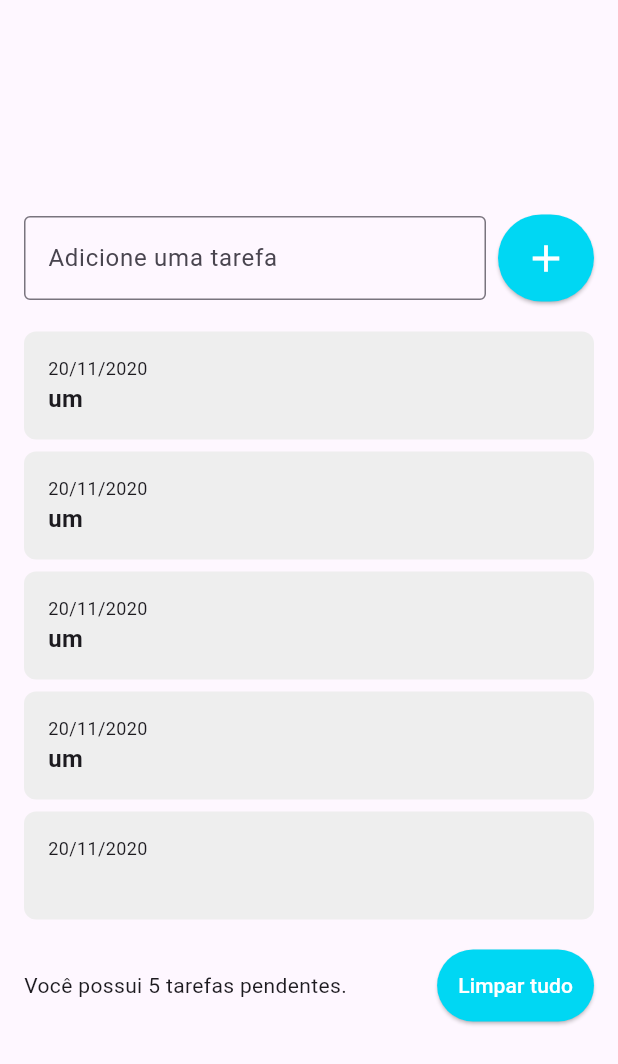
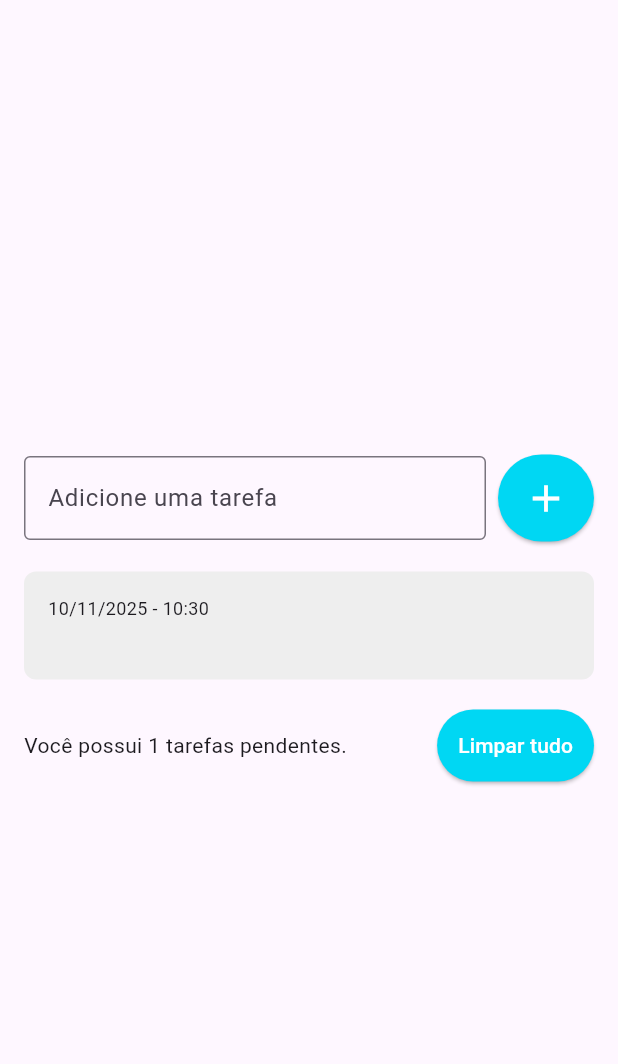
Before and after one commit to niltinfilho/curso-flutter-startto, a Flutter app: the screen it shows after launch, after a tap on the "add" icon, on a phone screen of 412 x 824 dp. Shown: the top 1064 px of the screen. Run offline on Flutter 3.47's test engine with Material 3 defaults, Android fonts, the phone set to English and light mode, and no system bars.

Commit message:
Trabalhando com Datas e Horas

```diff
--- /dev/null
+++ b/todo_list/lib/models/todo.dart
@@ -0,0 +1,6 @@
+class Todo {
+  Todo({required this.title, required this.dateTime});
+
+  String title;
+  DateTime dateTime;
+}
--- a/todo_list/lib/pages/todo_list_page.dart
+++ b/todo_list/lib/pages/todo_list_page.dart
@@ -1,4 +1,5 @@
 import 'package:flutter/material.dart';
+import 'package:todo_list/models/todo.dart';
 import 'package:todo_list/widgets/todo_list_item.dart';
 
 class TodoListPage extends StatefulWidget {
@@ -11,12 +12,7 @@ class TodoListPage extends StatefulWidget {
 class _TodoListPageState extends State<TodoListPage> {
   final TextEditingController todoController = TextEditingController();
 
-  List<String> todos = [
-    "um",
-    "um",
-    "um",
-    "um",
-  ];
+  List<Todo> todos = [];
 
   @override
   Widget build(BuildContext context) {
@@ -45,7 +41,11 @@ class _TodoListPageState extends State<TodoListPage> {
                       onPressed: () {
                         String text = todoController.text;
                         setState(() {
-                          todos.add(text);
+                          Todo newTodo = Todo(
+                            title: text,
+                            dateTime: DateTime.now(),
+                          );
+                          todos.add(newTodo);
                         });
                         todoController.clear();
                       },
@@ -66,9 +66,9 @@ class _TodoListPageState extends State<TodoListPage> {
                   child: ListView(
                     shrinkWrap: true,
                     children: [
-                      for (String todo in todos)
+                      for (Todo todo in todos)
                         TodoListItem(
-                          title: todo,
+                          todo: todo,
                         ),
                     ],
                   ),
--- a/todo_list/lib/widgets/todo_list_item.dart
+++ b/todo_list/lib/widgets/todo_list_item.dart
@@ -1,9 +1,11 @@
 import 'package:flutter/material.dart';
+import 'package:intl/intl.dart';
+import 'package:todo_list/models/todo.dart';
 
 class TodoListItem extends StatelessWidget {
-  const TodoListItem({super.key, required this.title});
+  const TodoListItem({super.key, required this.todo});
 
-  final String title;
+  final Todo todo;
 
   @override
   Widget build(BuildContext context) {
@@ -19,11 +21,11 @@ class TodoListItem extends StatelessWidget {
         crossAxisAlignment: CrossAxisAlignment.start,
         children: [
           Text(
-            '20/11/2020',
+            DateFormat('dd/MM/yyyy - HH:mm').format(todo.dateTime),
             style: TextStyle(fontSize: 12),
           ),
           Text(
-            title,
+            todo.title,
             style: TextStyle(fontSize: 16, fontWeight: FontWeight.w600),
           ),
         ],
--- a/todo_list/pubspec.yaml
+++ b/todo_list/pubspec.yaml
@@ -34,6 +34,7 @@ dependencies:
   # The following adds the Cupertino Icons font to your application.
   # Use with the CupertinoIcons class for iOS style icons.
   cupertino_icons: ^1.0.8
+  intl:
 
 dev_dependencies:
   flutter_test:
```
Also changed, not shown: todo_list/pubspec.lock.
